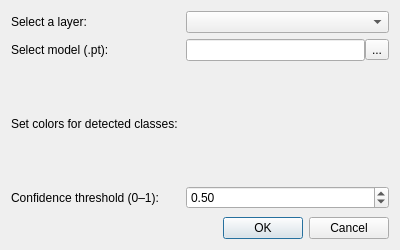
The window that yolo_plugin/yolo_plugin_dialog_base.ui (mateusz29/qgis-yolo-plugin) describes before a commit, drawn with Qt 5.
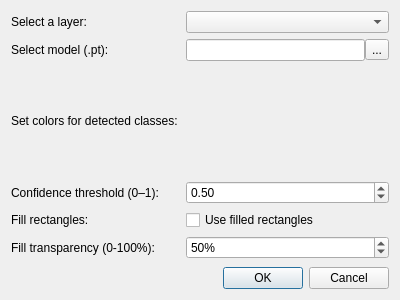
The same window after the commit.

Commit message: Add fill and transparency options to YOLO plugin dialog

Patch:
```diff
--- a/yolo_plugin/yolo_plugin_dialog_base.ui
+++ b/yolo_plugin/yolo_plugin_dialog_base.ui
@@ -7,7 +7,7 @@
     <x>0</x>
     <y>0</y>
     <width>400</width>
-    <height>250</height>
+    <height>300</height>
    </rect>
   </property>
   <property name="windowTitle">
@@ -93,6 +93,43 @@
        </property>
       </widget>
      </item>
+     <item row="4" column="0">
+      <widget class="QLabel" name="label_fill">
+       <property name="text">
+        <string>Fill rectangles:</string>
+       </property>
+      </widget>
+     </item>
+     <item row="4" column="1">
+      <widget class="QCheckBox" name="checkBox_fill">
+       <property name="text">
+        <string>Use filled rectangles</string>
+       </property>
+      </widget>
+     </item>
+     <item row="5" column="0">
+      <widget class="QLabel" name="label_transparency">
+       <property name="text">
+        <string>Fill transparency (0-100%):</string>
+       </property>
+      </widget>
+     </item>
+     <item row="5" column="1">
+      <widget class="QSpinBox" name="spinBox_transparency">
+       <property name="suffix">
+        <string>%</string>
+       </property>
+       <property name="minimum">
+        <number>0</number>
+       </property>
+       <property name="maximum">
+        <number>100</number>
+       </property>
+       <property name="value">
+        <number>50</number>
+       </property>
+      </widget>
+     </item>
     </layout>
    </item>
    <item>
```
The commit also changes 2 other files.
